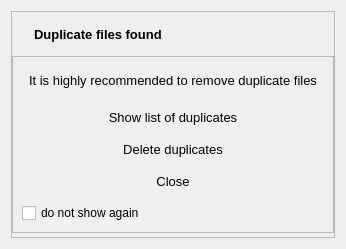
Above: src/widgets/dup.ui from Michal-D4/fileo before the change. Below: the same form after it.
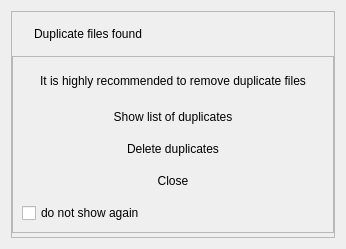
That is the form after the change.

Diff of the .ui file:
```diff
--- a/src/widgets/dup.ui
+++ b/src/widgets/dup.ui
@@ -77,13 +77,6 @@
          </item>
          <item>
           <widget class="QLabel" name="txt1">
-           <property name="font">
-            <font>
-             <pointsize>10</pointsize>
-             <weight>75</weight>
-             <bold>true</bold>
-            </font>
-           </property>
            <property name="text">
             <string>Duplicate files found</string>
            </property>
@@ -124,11 +117,6 @@
          </property>
          <item>
           <widget class="QLabel" name="txt2">
-           <property name="font">
-            <font>
-             <pointsize>10</pointsize>
-            </font>
-           </property>
            <property name="text">
             <string>It is highly recommended to remove duplicate files</string>
            </property>
@@ -169,11 +157,6 @@
                 <height>32</height>
                </size>
               </property>
-              <property name="font">
-               <font>
-                <pointsize>10</pointsize>
-               </font>
-              </property>
               <property name="text">
                <string>Show list of duplicates</string>
               </property>
@@ -193,11 +176,6 @@
                 <height>32</height>
                </size>
               </property>
-              <property name="font">
-               <font>
-                <pointsize>10</pointsize>
-               </font>
-              </property>
               <property name="text">
                <string>Delete duplicates</string>
               </property>
@@ -217,11 +195,6 @@
                 <height>32</height>
                </size>
               </property>
-              <property name="font">
-               <font>
-                <pointsize>10</pointsize>
-               </font>
-              </property>
               <property name="text">
                <string>Close</string>
               </property>
```
